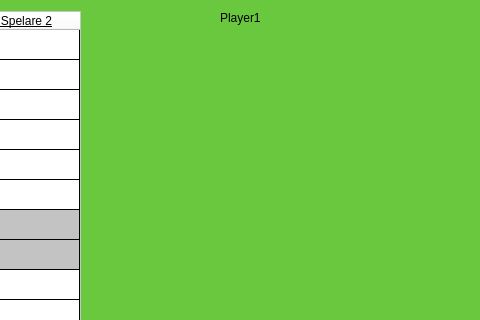
First picture: the form in Yatzy/Yatzy/mainwindow.ui, repository GUI-Programmering-Yatzy-Juli/Yatzy, before the edit; both pictures show x 237 to 717 and y 0 to 320 of the 1161 by 781 pixel window.
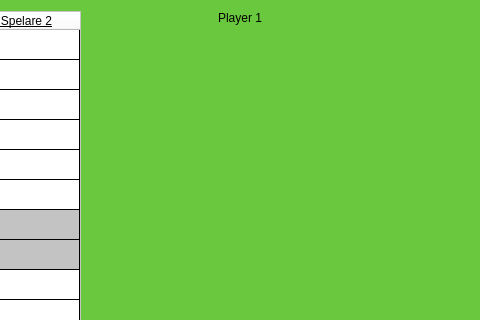
Second picture: the form after the edit.

Commit message: Fixade player font skit

What changed in the file:
```diff
--- a/Yatzy/Yatzy/mainwindow.ui
+++ b/Yatzy/Yatzy/mainwindow.ui
@@ -807,7 +807,7 @@
        <string notr="true">font: 75 14pt &quot;MS Shell Dlg 2&quot;;</string>
       </property>
       <property name="text">
-       <string>Player1</string>
+       <string>Player 1</string>
       </property>
      </widget>
     </item>
```
The commit also changes 2 other files.
